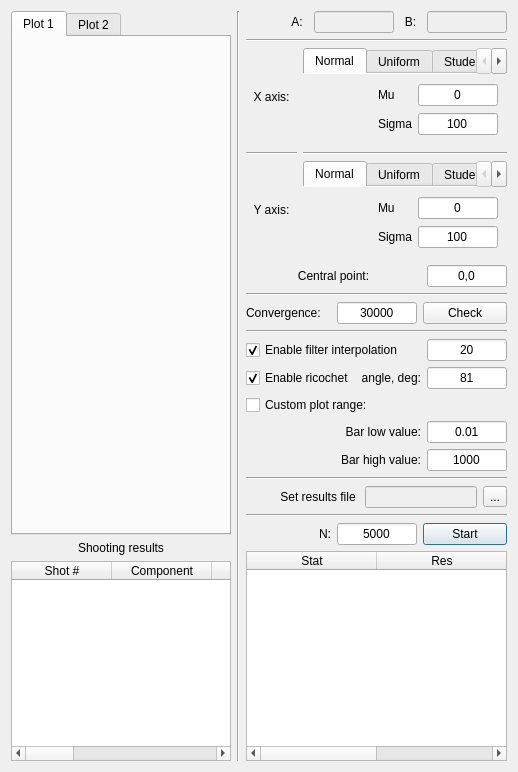
Old version of the form UI/stats.ui in the repository bakeryproducts/ConstructorM4.
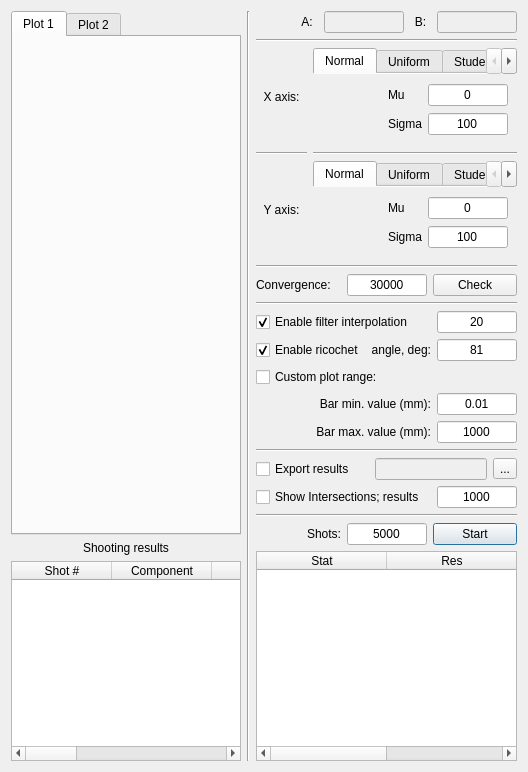
New version of the form.

What changed in the file:
```diff
--- a/UI/stats.ui
+++ b/UI/stats.ui
@@ -6,7 +6,7 @@
    <rect>
     <x>0</x>
     <y>0</y>
-    <width>518</width>
+    <width>528</width>
     <height>772</height>
    </rect>
   </property>
@@ -1323,42 +1323,6 @@
        </item>
       </layout>
      </item>
-     <item>
-      <layout class="QHBoxLayout" name="horizontalLayout_3">
-       <item>
-        <widget class="QLabel" name="label_11">
-         <property name="text">
-          <string>Central point:</string>
-         </property>
-         <property name="alignment">
-          <set>Qt::AlignCenter</set>
-         </property>
-        </widget>
-       </item>
-       <item>
-        <widget class="QLineEdit" name="ln_point">
-         <property name="sizePolicy">
-          <sizepolicy hsizetype="Minimum" vsizetype="Fixed">
-           <horstretch>0</horstretch>
-           <verstretch>0</verstretch>
-          </sizepolicy>
-         </property>
-         <property name="maximumSize">
-          <size>
-           <width>80</width>
-           <height>16777215</height>
-          </size>
-         </property>
-         <property name="text">
-          <string>0,0</string>
-         </property>
-         <property name="alignment">
-          <set>Qt::AlignCenter</set>
-         </property>
-        </widget>
-       </item>
-      </layout>
-     </item>
      <item>
       <widget class="Line" name="line_4">
        <property name="orientation">
@@ -1503,26 +1467,6 @@
      </item>
      <item>
       <layout class="QGridLayout" name="gridLayout_13">
-       <item row="1" column="0">
-        <widget class="QLabel" name="label_3">
-         <property name="text">
-          <string>Bar low value:</string>
-         </property>
-         <property name="alignment">
-          <set>Qt::AlignRight|Qt::AlignTrailing|Qt::AlignVCenter</set>
-         </property>
-        </widget>
-       </item>
-       <item row="2" column="0">
-        <widget class="QLabel" name="label_16">
-         <property name="text">
-          <string>Bar high value:</string>
-         </property>
-         <property name="alignment">
-          <set>Qt::AlignRight|Qt::AlignTrailing|Qt::AlignVCenter</set>
-         </property>
-        </widget>
-       </item>
        <item row="1" column="1">
         <widget class="QLineEdit" name="ln_rangelow">
          <property name="sizePolicy">
@@ -1574,6 +1518,26 @@
          </property>
         </widget>
        </item>
+       <item row="1" column="0">
+        <widget class="QLabel" name="label_3">
+         <property name="text">
+          <string>Bar min. value (mm):</string>
+         </property>
+         <property name="alignment">
+          <set>Qt::AlignRight|Qt::AlignTrailing|Qt::AlignVCenter</set>
+         </property>
+        </widget>
+       </item>
+       <item row="2" column="0">
+        <widget class="QLabel" name="label_11">
+         <property name="text">
+          <string>Bar max. value (mm):</string>
+         </property>
+         <property name="alignment">
+          <set>Qt::AlignRight|Qt::AlignTrailing|Qt::AlignVCenter</set>
+         </property>
+        </widget>
+       </item>
       </layout>
      </item>
      <item>
@@ -1586,12 +1550,9 @@
      <item>
       <layout class="QHBoxLayout" name="horizontalLayout_5">
        <item>
-        <widget class="QLabel" name="label_29">
+        <widget class="QCheckBox" name="chb_export">
          <property name="text">
-          <string>Set results file </string>
-         </property>
-         <property name="alignment">
-          <set>Qt::AlignRight|Qt::AlignTrailing|Qt::AlignVCenter</set>
+          <string>Export results</string>
          </property>
         </widget>
        </item>
@@ -1617,6 +1578,39 @@
        </item>
       </layout>
      </item>
+     <item>
+      <layout class="QHBoxLayout" name="horizontalLayout_8">
+       <item>
+        <widget class="QCheckBox" name="chb_results">
+         <property name="text">
+          <string>Show Intersections; results</string>
+         </property>
+        </widget>
+       </item>
+       <item>
+        <widget class="QLineEdit" name="ln_resultsn">
+         <property name="sizePolicy">
+          <sizepolicy hsizetype="Minimum" vsizetype="Fixed">
+           <horstretch>0</horstretch>
+           <verstretch>0</verstretch>
+          </sizepolicy>
+         </property>
+         <property name="maximumSize">
+          <size>
+           <width>80</width>
+           <height>16777215</height>
+          </size>
+         </property>
+         <property name="text">
+          <string>1000</string>
+         </property>
+         <property name="alignment">
+          <set>Qt::AlignCenter</set>
+         </property>
+        </widget>
+       </item>
+      </layout>
+     </item>
      <item>
       <widget class="Line" name="line_5">
        <property name="orientation">
@@ -1629,7 +1623,7 @@
        <item>
         <widget class="QLabel" name="label">
          <property name="text">
-          <string>N:</string>
+          <string>Shots:</string>
          </property>
          <property name="alignment">
           <set>Qt::AlignRight|Qt::AlignTrailing|Qt::AlignVCenter</set>
```
